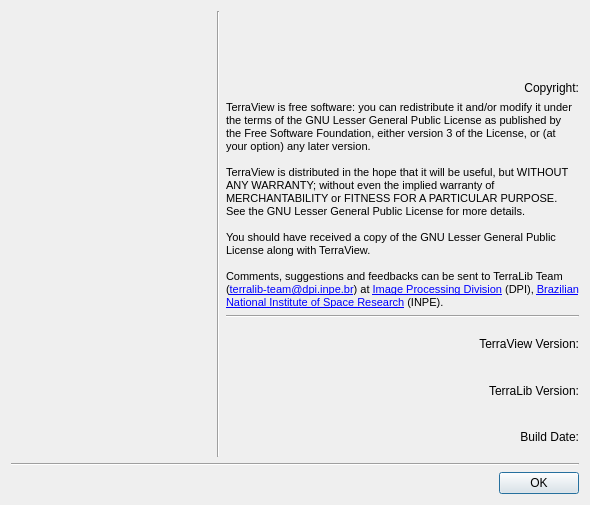
First picture: the form in src/terraview/ui/AboutDialogForm.ui, repository claudiobogossian/terralib5, before the edit.
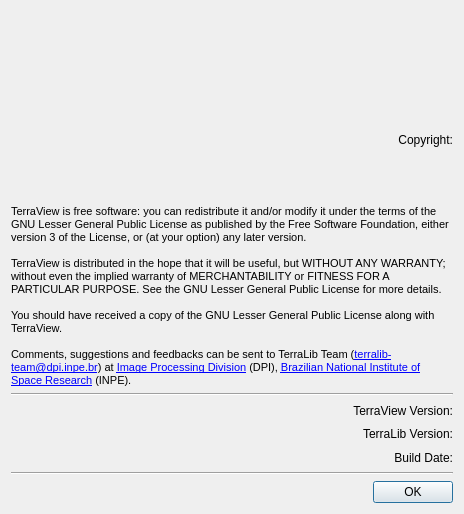
Second picture: the form after the edit.

Commit message: fixed terraview about window

The edit to the form file:
```diff
--- a/src/terraview/ui/AboutDialogForm.ui
+++ b/src/terraview/ui/AboutDialogForm.ui
@@ -6,102 +6,19 @@
    <rect>
     <x>0</x>
     <y>0</y>
-    <width>687</width>
+    <width>464</width>
     <height>514</height>
    </rect>
   </property>
   <property name="windowTitle">
    <string>About TerraView</string>
   </property>
-  <layout class="QGridLayout" name="gridLayout_9">
-   <property name="sizeConstraint">
-    <enum>QLayout::SetFixedSize</enum>
-   </property>
-   <item row="0" column="0">
     <layout class="QGridLayout" name="gridLayout_8">
      <item row="0" column="0">
       <layout class="QGridLayout" name="gridLayout_7">
        <item row="0" column="0">
         <layout class="QGridLayout" name="gridLayout_6">
          <item row="0" column="0">
-          <widget class="QLabel" name="m_applicationLogo">
-           <property name="sizePolicy">
-            <sizepolicy hsizetype="Fixed" vsizetype="Fixed">
-             <horstretch>0</horstretch>
-             <verstretch>0</verstretch>
-            </sizepolicy>
-           </property>
-           <property name="minimumSize">
-            <size>
-             <width>200</width>
-             <height>200</height>
-            </size>
-           </property>
-           <property name="maximumSize">
-            <size>
-             <width>200</width>
-             <height>200</height>
-            </size>
-           </property>
-           <property name="text">
-            <string/>
-           </property>
-          </widget>
-         </item>
-         <item row="2" column="0">
-          <layout class="QHBoxLayout" name="horizontalLayout_2">
-           <item>
-            <widget class="QLabel" name="m_terralibLogo">
-             <property name="sizePolicy">
-              <sizepolicy hsizetype="Fixed" vsizetype="Fixed">
-               <horstretch>0</horstretch>
-               <verstretch>0</verstretch>
-              </sizepolicy>
-             </property>
-             <property name="minimumSize">
-              <size>
-               <width>200</width>
-               <height>200</height>
-              </size>
-             </property>
-             <property name="maximumSize">
-              <size>
-               <width>200</width>
-               <height>200</height>
-              </size>
-             </property>
-             <property name="text">
-              <string/>
-             </property>
-            </widget>
-           </item>
-          </layout>
-         </item>
-         <item row="1" column="0">
-          <spacer name="verticalSpacer">
-           <property name="orientation">
-            <enum>Qt::Vertical</enum>
-           </property>
-           <property name="sizeHint" stdset="0">
-            <size>
-             <width>20</width>
-             <height>40</height>
-            </size>
-           </property>
-          </spacer>
-         </item>
-        </layout>
-       </item>
-       <item row="0" column="1">
-        <widget class="Line" name="line_2">
-         <property name="orientation">
-          <enum>Qt::Vertical</enum>
-         </property>
-        </widget>
-       </item>
-       <item row="0" column="2">
-        <layout class="QGridLayout" name="gridLayout_5">
-         <item row="0" column="0">
           <layout class="QGridLayout" name="gridLayout_3">
            <item row="0" column="0">
             <layout class="QGridLayout" name="gridLayout_2">
@@ -197,7 +114,7 @@
           </layout>
          </item>
          <item row="1" column="0">
-          <layout class="QGridLayout" name="gridLayout_4">
+        <layout class="QGridLayout" name="gridLayout_5">
            <item row="0" column="0">
             <widget class="Line" name="line_3">
              <property name="orientation">
@@ -206,6 +123,8 @@
             </widget>
            </item>
            <item row="1" column="0">
+          <layout class="QGridLayout" name="gridLayout_4">
+           <item row="0" column="1">
             <layout class="QGridLayout" name="gridLayout">
              <item row="0" column="0">
               <widget class="QLabel" name="m_terraviewVersionLabel">
@@ -239,6 +158,31 @@
              </item>
             </layout>
            </item>
+           <item row="0" column="0">
+            <widget class="QLabel" name="m_terralibLogo">
+             <property name="sizePolicy">
+              <sizepolicy hsizetype="Fixed" vsizetype="Fixed">
+               <horstretch>0</horstretch>
+               <verstretch>0</verstretch>
+              </sizepolicy>
+             </property>
+             <property name="minimumSize">
+              <size>
+               <width>64</width>
+               <height>64</height>
+              </size>
+             </property>
+             <property name="maximumSize">
+              <size>
+               <width>64</width>
+               <height>64</height>
+              </size>
+             </property>
+             <property name="text">
+              <string/>
+             </property>
+            </widget>
+           </item>
           </layout>
          </item>
         </layout>
```
Lines whose indentation alone changed are shown as unchanged. The commit also changes 2 other files.
